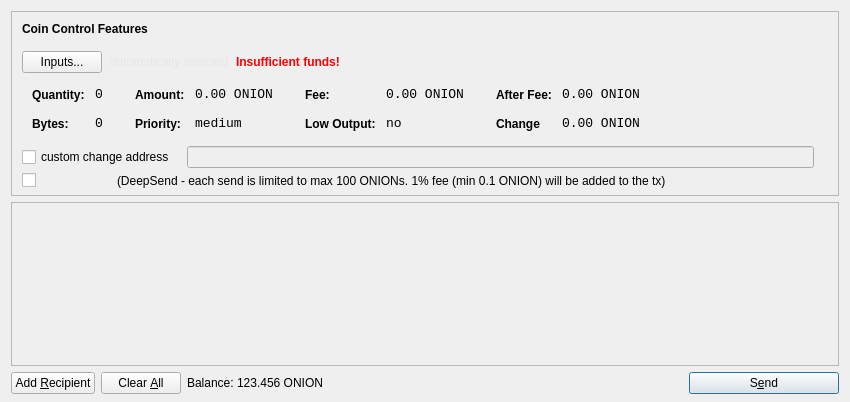
Before: the Qt Designer form src/qt/forms/sendcoinsdialog.ui in ryhan28/deeponion, drawn with Qt 5.
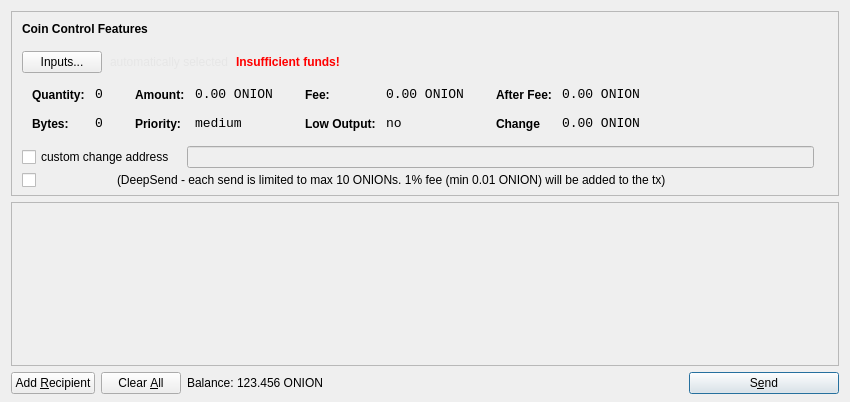
After: the same form once the commit is applied. Icons and pictures are not drawn.

```diff
--- a/src/qt/forms/sendcoinsdialog.ui
+++ b/src/qt/forms/sendcoinsdialog.ui
@@ -54,7 +54,7 @@
        <number>6</number>
       </property>
       <item>
-       <layout class="QVBoxLayout" name="verticalLayoutCoinControl" stretch="0,0,0,0,1">
+       <layout class="QVBoxLayout" name="verticalLayoutCoinControl" stretch="0,0,0,0,1,0">
         <property name="spacing">
          <number>0</number>
         </property>
@@ -660,7 +660,7 @@
           <item>
            <widget class="QLabel" name="label_3">
             <property name="text">
-             <string>(DeepSend - each send is limited to max 100 ONIONs. 1% fee (min 0.1 ONION) will be added to the tx)</string>
+             <string>&lt;html&gt;&lt;head/&gt;&lt;body&gt;&lt;p&gt;(DeepSend - each send is limited to max 10 ONIONs. 1% fee (min 0.01 ONION) will be added to the tx)&lt;/p&gt;&lt;/body&gt;&lt;/html&gt;</string>
             </property>
            </widget>
           </item>
```
Left out of the diff: 28 changed lines with no effect on the pictures.
